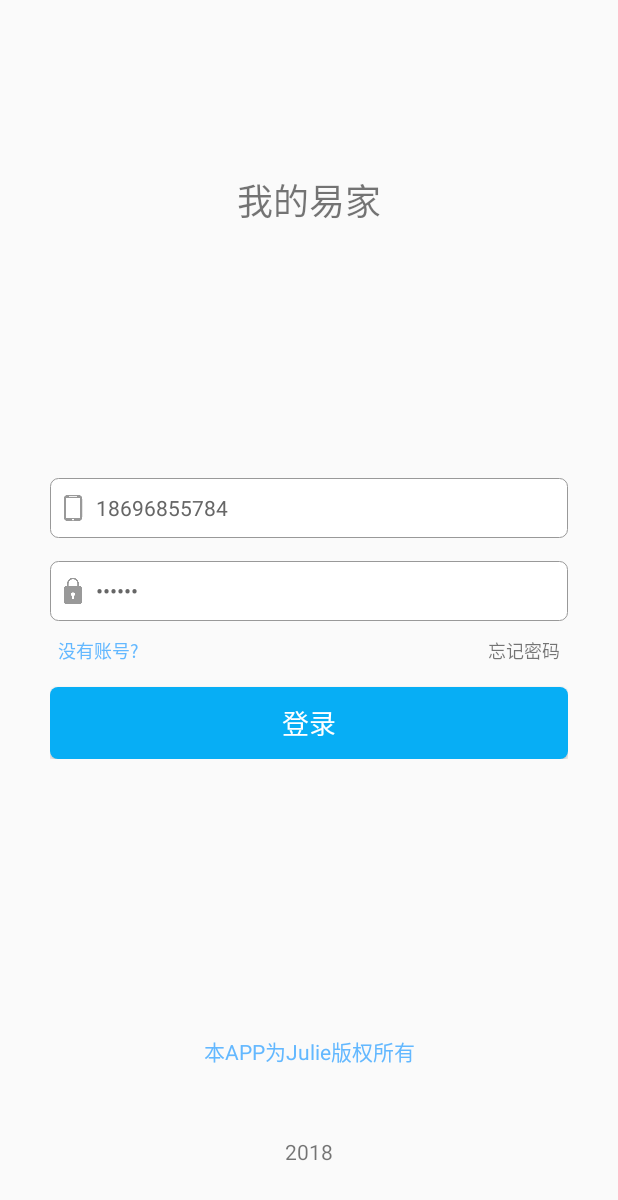
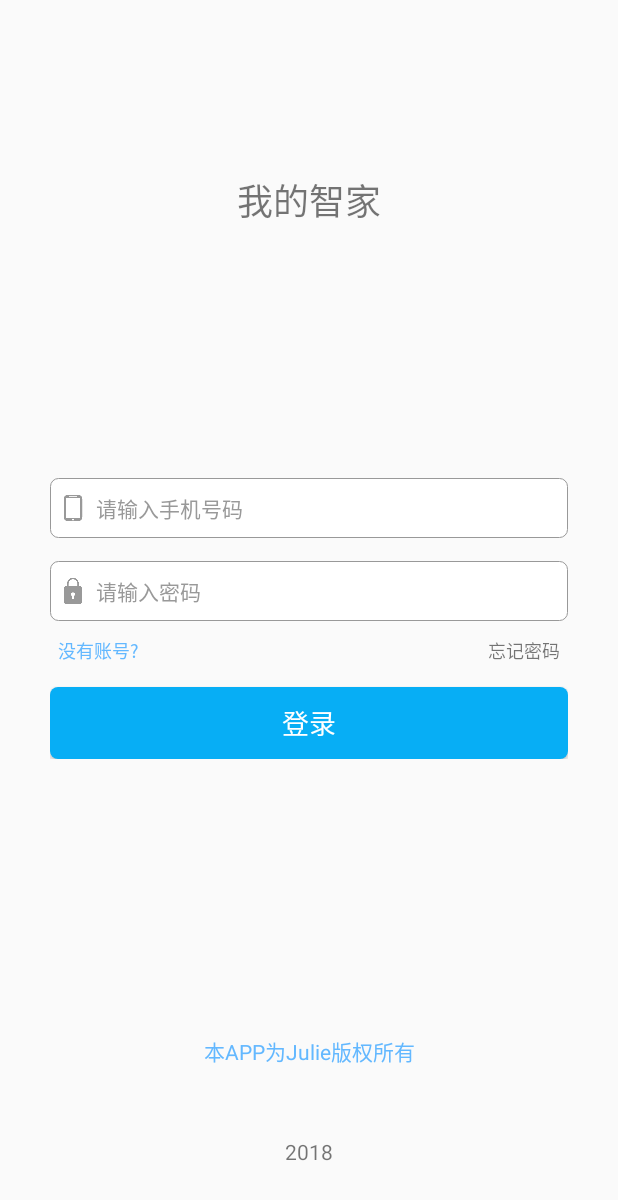
Before and after one commit to HYVincent/Julie, an Android app: the LoginActivity screen opened directly, with no data from a screen before it, on a phone screen of 412 x 824 dp. Shown: the top 1200 px of the screen. Run offline under Robolectric (Android 15) with nearby library versions, the phone set to English and light mode, and no system bars; our stand-ins replace ButterKnife; libraries missing offline, so code that uses them is left out: com.alibaba.fastjson, com.elvishew.xlog, com.jaeger.library, com.tamic.novate; 1 statement that could not run was skipped.

Commit message:
2018年3月27日02:40:27

```diff
--- a/app/src/main/java/com/vincent/julie/base/RoomBean.java
+++ b/app/src/main/java/com/vincent/julie/base/RoomBean.java
@@ -1,4 +1,7 @@
 package com.vincent.julie.base;
+
+import android.widget.CompoundButton;
+import android.widget.Switch;
 
 /**
  * @author Administrator QQ:1032006226
--- a/app/src/main/java/com/vincent/julie/netty/NettyClientHandler.java
+++ b/app/src/main/java/com/vincent/julie/netty/NettyClientHandler.java
@@ -1,6 +1,7 @@
 package com.vincent.julie.netty;
 
 
+import android.app.Activity;
 import android.content.Intent;
 import android.util.Log;
 
@@ -77,10 +78,12 @@ public class NettyClientHandler extends SimpleChannelInboundHandler<BaseMsg> {
     //这里是接受服务端发送过来的消息
     @Override
     protected void channelRead0(ChannelHandlerContext channelHandlerContext, BaseMsg baseMsg) throws Exception {
+        //对baseMsg进行非空判断
         if(baseMsg == null){
             Log.d(TAG, "messageReceived: baseMsg is null");
             return;
         }
+        //根据类型判断
         switch (baseMsg.getType()) {
             case LOGIN:
                 //向服务器发起登录
@@ -90,10 +93,12 @@ public class NettyClientHandler extends SimpleChannelInboundHandler<BaseMsg> {
                 loginMsg.setUserName(MyApp.user.getUser_name());
                 channelHandlerContext.writeAndFlush(loginMsg);
                 break;
+                //收到pign消息
             case PING:
                 System.out.println("receive ping from server----------"+ DateUtils.getDateString(DateUtils.DATE_FORMAT_ALL,System.currentTimeMillis())+"--------------");
                 break;
             case PUSH:
+                //收到push消息
                 PushMsg pushMsg = (PushMsg) baseMsg;
                 if(pushMsg!=null){
                     Log.d(TAG, "messageReceived: "+pushMsg.getPhoneNum()+" "+String.valueOf(pushMsg.getData()));
@@ -107,4 +112,5 @@ public class NettyClientHandler extends SimpleChannelInboundHandler<BaseMsg> {
         }
         ReferenceCountUtil.release(baseMsg);
     }
+
 }
--- a/app/src/main/java/com/vincent/julie/widget/frg_main/scene/SceneFragment.java
+++ b/app/src/main/java/com/vincent/julie/widget/frg_main/scene/SceneFragment.java
@@ -56,11 +56,15 @@ public class SceneFragment extends BaseFragment implements ISceneView {
     }
 
     private void initRecycleView() {
+        //初始化gradLayoutManager对象，并设置横向item数量为2
         GridLayoutManager gridLayoutManager = new GridLayoutManager(getContext(),2);
         recycleView.setLayoutManager(gridLayoutManager);
         adapter = new SceneAdapter(getContext());
+        //给adapter绑定数据
         adapter.setData(data);
+        //给RecycleView设置适配器
         recycleView.setAdapter(adapter);
+        //添加Item之间的间距
         recycleView.addItemDecoration(new SpaceItemDecoration(10));
     }
 
--- a/app/src/main/java/com/vincent/julie/widget/login/LoginActivity.java
+++ b/app/src/main/java/com/vincent/julie/widget/login/LoginActivity.java
@@ -12,27 +12,26 @@ import com.vincent.julie.base.BaseActivity;
 import com.vincent.julie.widget.main.MainActivity;
 import com.vincent.julie.widget.register.RegisterActivity;
 import com.vincent.julie.widget.reset_password.ResetPasswordActivity;
-import com.vincent.julie.widget.welcome.WelcomeActivity;
 import com.vincent.mylibrary.more_language.AppButton;
 import com.vincent.mylibrary.more_language.AppTextView;
 import com.vincent.mylibrary.util.IntentUtils;
-import com.vincent.mylibrary.util.NotificationUtil;
 
 import butterknife.BindView;
 import butterknife.ButterKnife;
 import butterknife.OnClick;
 
 /**
- * @author Administrator QQ:1032006226
+ * @author Administrator
  * @version v1.0
  * @name Julie
  * @page com.vincent.julie.widget.login
- * @class describe
- * @date 2018/3/11 0:16
+ * @class describe 用户登录界面
  */
-
 public class LoginActivity extends BaseActivity implements ILoginView{
 
+    /**
+     * 初始化Activity中的控件
+     */
     @BindView(R.id.login_et_phone)
     EditText loginEtPhone;
     @BindView(R.id.login_et_password)
@@ -43,9 +42,15 @@ public class LoginActivity extends BaseActivity implements ILoginView{
     AppTextView loginTvResetPassword;
     @BindView(R.id.login_btn_action)
     AppButton loginBtnAction;
-
+    /**
+     * 初始化Presenter实例
+     */
     private ILoginPresenter presenter;
 
+    /**
+     * 调用此函数跳转到登录页面
+     * @param activity
+     */
     public static void actionStart(Activity activity){
         Intent intent = new Intent(activity,LoginActivity.class);
         IntentUtils.startNewActivity(activity,intent);
@@ -56,9 +61,7 @@ public class LoginActivity extends BaseActivity implements ILoginView{
         super.onCreate(savedInstanceState);
         setContentView(R.layout.activity_login);
         ButterKnife.bind(this);
-        loginEtPhone.setText("18696855784");
-        loginEtPhone.setSelection(loginEtPhone.getText().length());
-        loginEtPassword.setText("555555");
+        //初始化presenter对象
         presenter = new LoginPresenterImpl(this);
     }
 
@@ -66,13 +69,15 @@ public class LoginActivity extends BaseActivity implements ILoginView{
     public void onViewClicked(View view) {
         switch (view.getId()) {
             case R.id.login_tv_register:
+                //点击注册按钮跳转到注册页面
                 RegisterActivity.actionStart(LoginActivity.this);
                 break;
             case R.id.login_tv_reset_password:
-//                NotificationUtil.sendNotification(LoginActivity.this, WelcomeActivity.class,R.mipmap.ic_launcher,"测试","消息");
+                //点击跳转到忘记密码页面
                 ResetPasswordActivity.actionStart(LoginActivity.this);
                 break;
             case R.id.login_btn_action:
+                //点击执行登录
                 presenter.login(LoginActivity.this,
                         loginEtPhone.getText().toString(),
                         loginEtPassword.getText().toString());
@@ -81,11 +86,17 @@ public class LoginActivity extends BaseActivity implements ILoginView{
         }
     }
 
+    /**
+     * 登录失败
+     */
     @Override
     public void loadFail() {
-
+        toastMsg("登录失败");
     }
 
+    /**
+     * 登录成功
+     */
     @Override
     public void loginSuccess() {
         MainActivity.actionStart(LoginActivity.this);
--- a/app/src/main/java/com/vincent/julie/widget/login/LoginModelImpl.java
+++ b/app/src/main/java/com/vincent/julie/widget/login/LoginModelImpl.java
@@ -31,7 +31,7 @@ public class LoginModelImpl implements ILoginModel {
      * @param mContext
      * @param phone 手机号码
      * @param password 密码
-     * @param iNetworkResponseListener
+     * @param iNetworkResponseListener 网络访问结果回调接口
      */
     @Override
     public void login(final Context mContext, String phone, String password,
@@ -43,14 +43,17 @@ public class LoginModelImpl implements ILoginModel {
                 new MySubscriber<ResponseEntity>(mContext) {
                     @Override
                     public void onError(Throwable e) {
+                        //登录出错
                         iNetworkResponseListener.responseError(e);
                     }
 
                     @Override
                     public void onNext(ResponseEntity responseEntity) {
                         if(responseEntity != null){
+                            //通过NetworkResponseListener接口把登录结果回调给Presenter
                             iNetworkResponseListener.responseResult(responseEntity);
                         }else {
+                            //响应结果为空
                             iNetworkResponseListener.responseIsNull();
                         }
                     }
--- a/app/src/main/java/com/vincent/julie/widget/main/MainActivity.java
+++ b/app/src/main/java/com/vincent/julie/widget/main/MainActivity.java
@@ -186,14 +186,16 @@ public class MainActivity extends BaseActivity implements BackHandledInterface,C
      */
     private void addOrShowFragment(FragmentTransaction transaction,
                                    Fragment fragment,String tag) {
+        //如果目标Fragment和当前Fragment一致，则无需改变
         if (currentFragment == fragment){ return;}
         if (!fragment.isAdded()) { // 如果当前fragment未被添加，则添加到Fragment管理器中
             transaction.hide(currentFragment)
                     .add(R.id.main_rl_content, fragment,tag).commit();
         } else {
-//            transaction.hide(currentFragment).show(fragment).commit();
+            //隐藏当前Fragment并显示目标Fragment
             transaction.hide(currentFragment).show(fragment).commitAllowingStateLoss ();
         }
+        //设置当前fragment为目标fragment
         currentFragment = fragment;
     }
 }
--- a/app/src/main/res/layout/activity_login.xml
+++ b/app/src/main/res/layout/activity_login.xml
@@ -10,7 +10,7 @@
         android:layout_width="wrap_content"
         android:layout_height="wrap_content"
         android:orientation="horizontal"
-        app:layout_constraintGuide_percent="0.3" />
+        app:layout_constraintGuide_percent="0.3" /><!--设置屏幕垂直分割引导线的位置上下比例-->
 
     <LinearLayout
         android:id="@+id/button2"
--- a/app/src/main/res/layout/activity_main.xml
+++ b/app/src/main/res/layout/activity_main.xml
@@ -39,9 +39,6 @@
         android:layout_above="@id/textView2"
         android:id="@+id/main_rl_content"
         android:layout_width="match_parent"
-        android:layout_height="match_parent">
-
-    </RelativeLayout>
-
+        android:layout_height="match_parent"/>
 
 </RelativeLayout>
--- a/app/src/main/res/layout/frg_layout_device_manager.xml
+++ b/app/src/main/res/layout/frg_layout_device_manager.xml
@@ -12,4 +12,5 @@
         android:layout_width="match_parent"
         android:layout_height="match_parent"/>
 
+
 </LinearLayout>
--- a/app/src/main/res/values/strings.xml
+++ b/app/src/main/res/values/strings.xml
@@ -47,7 +47,7 @@
     <string name="login_text_register">没有账号?</string>
     <string name="login_text_forget_password">忘记密码</string>
     <string name="login_text_action">登录</string>
-    <string name="login_text_title">我的易家</string>
+    <string name="login_text_title">我的智家</string>
 
     <string name="register_text_authcode">验证码</string>
     <string name="register_text_gvrp_1">注册即表明同意</string>
--- a/mylibrary/src/main/java/com/vincent/mylibrary/util/apk_down/DownloadService.java
+++ b/mylibrary/src/main/java/com/vincent/mylibrary/util/apk_down/DownloadService.java
@@ -36,7 +36,7 @@ public class DownloadService extends Service {
     private DownloadListener listener = new DownloadListener() {
         @Override
         public void onProgress(int progress) {
-            getNotificationManager().notify(1, getNotification("Downloading...", progress));
+            getNotificationManager().notify(1, getNotification("正在下载我的智家升级包..", progress));
         }
 
         @Override
--- a/mylibrary/src/main/java/com/vincent/mylibrary/util/apk_down/DownloadTask.java
+++ b/mylibrary/src/main/java/com/vincent/mylibrary/util/apk_down/DownloadTask.java
@@ -87,11 +87,13 @@ public class DownloadTask extends AsyncTask<String, Integer, Integer> {
                     }
                 }
                 response.body().close();
+                //下载成功
                 return TYPE_SUCCESS;
             }
         } catch (Exception e) {
             e.printStackTrace();
         } finally {
+            //释放资源
             try {
                 if (is != null) {
                     is.close();
@@ -106,6 +108,7 @@ public class DownloadTask extends AsyncTask<String, Integer, Integer> {
                 e.printStackTrace();
             }
         }
+        //下载失败
         return TYPE_FAILED;
     }
 
```
Also changed, not shown: app/src/main/java/com/vincent/julie/base/AppConfig.java (+4 -4 lines), app/src/main/java/com/vincent/julie/widget/frg_device_manager/DeviceManagerPresenterImpl.java (+6 -6 lines), app/src/main/java/com/vincent/julie/widget/frg_main/MainFragment.java (+21 -14 lines), app/src/main/java/com/vincent/julie/widget/login/LoginPresenterImpl.java (+18 -0 lines), 2 other files.
